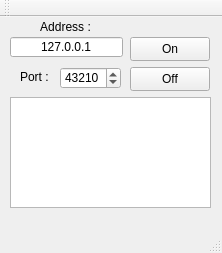
BriceJamin/BriceJamin-ProjetSuPer, file 09-CodageDetecterLecteurs/DetecterLecteurs/detecterlecteurs.ui: the form before one commit.
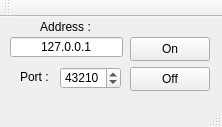
The form after the commit.

Commit message: Se servir desormais de qDebug pour l'affichage

What changed in the file:
```diff
--- a/09-CodageDetecterLecteurs/DetecterLecteurs/detecterlecteurs.ui
+++ b/09-CodageDetecterLecteurs/DetecterLecteurs/detecterlecteurs.ui
@@ -7,7 +7,7 @@
     <x>0</x>
     <y>0</y>
     <width>222</width>
-    <height>253</height>
+    <height>127</height>
    </rect>
   </property>
   <property name="windowTitle">
@@ -104,16 +104,6 @@
      <number>43210</number>
     </property>
    </widget>
-   <widget class="QPlainTextEdit" name="messagesPlainTextEdit">
-    <property name="geometry">
-     <rect>
-      <x>10</x>
-      <y>80</y>
-      <width>201</width>
-      <height>111</height>
-     </rect>
-    </property>
-   </widget>
   </widget>
   <widget class="QMenuBar" name="menuBar">
    <property name="geometry">
```
